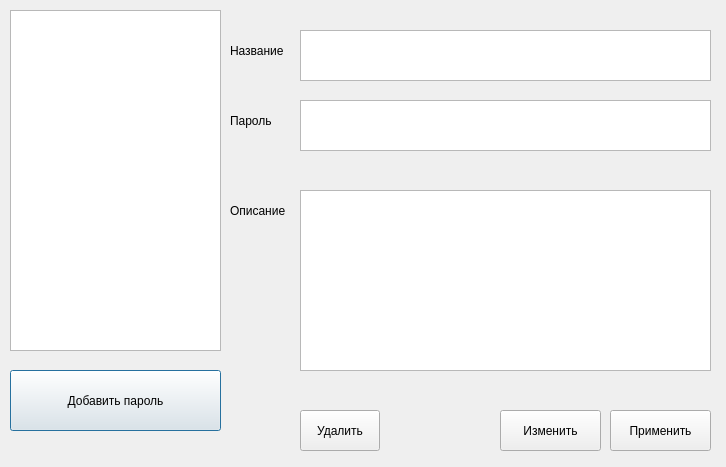
Qt form oknoparoley.ui (Undeadguy0/PassHive) before a commit.
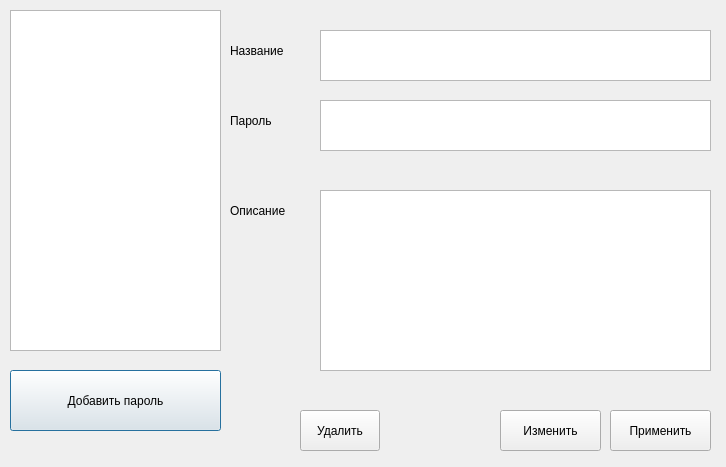
The same form after that commit.

```diff
--- a/oknoparoley.ui
+++ b/oknoparoley.ui
@@ -65,9 +65,9 @@
   <widget class="QTextEdit" name="name_edit">
    <property name="geometry">
     <rect>
-     <x>300</x>
+     <x>320</x>
      <y>30</y>
-     <width>411</width>
+     <width>391</width>
      <height>51</height>
     </rect>
    </property>
@@ -75,9 +75,9 @@
   <widget class="QTextEdit" name="pass_edit">
    <property name="geometry">
     <rect>
-     <x>300</x>
+     <x>320</x>
      <y>100</y>
-     <width>411</width>
+     <width>391</width>
      <height>51</height>
     </rect>
    </property>
@@ -85,9 +85,9 @@
   <widget class="QTextEdit" name="notice_edit">
    <property name="geometry">
     <rect>
-     <x>300</x>
+     <x>320</x>
      <y>190</y>
-     <width>411</width>
+     <width>391</width>
      <height>181</height>
     </rect>
    </property>
```
